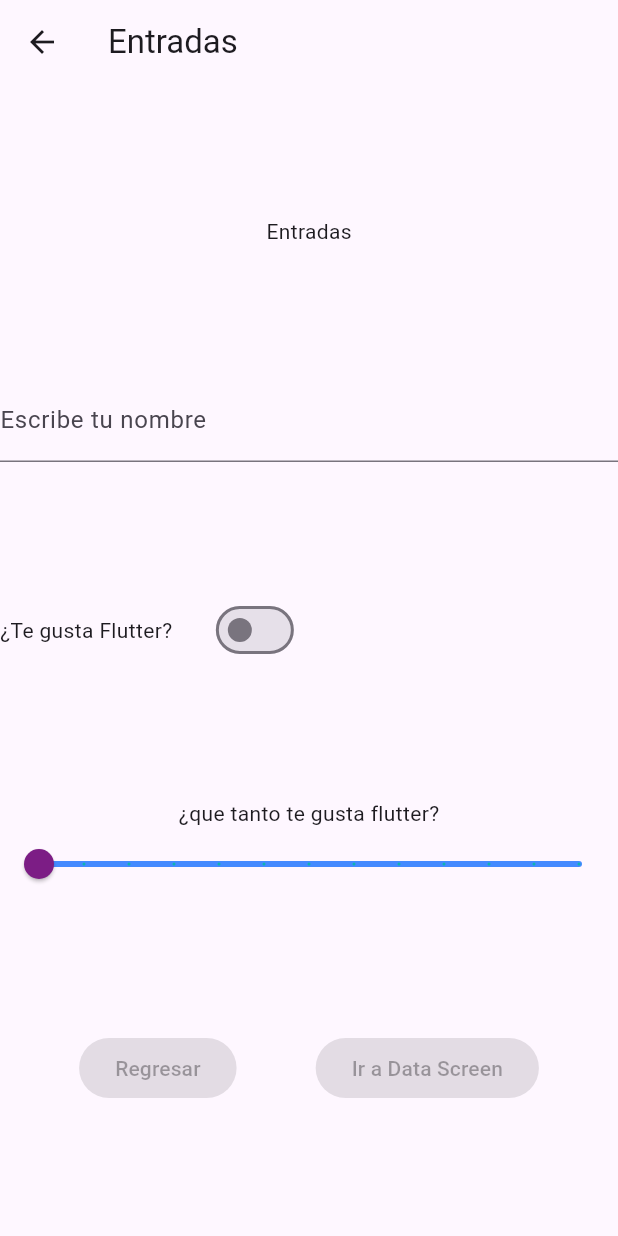
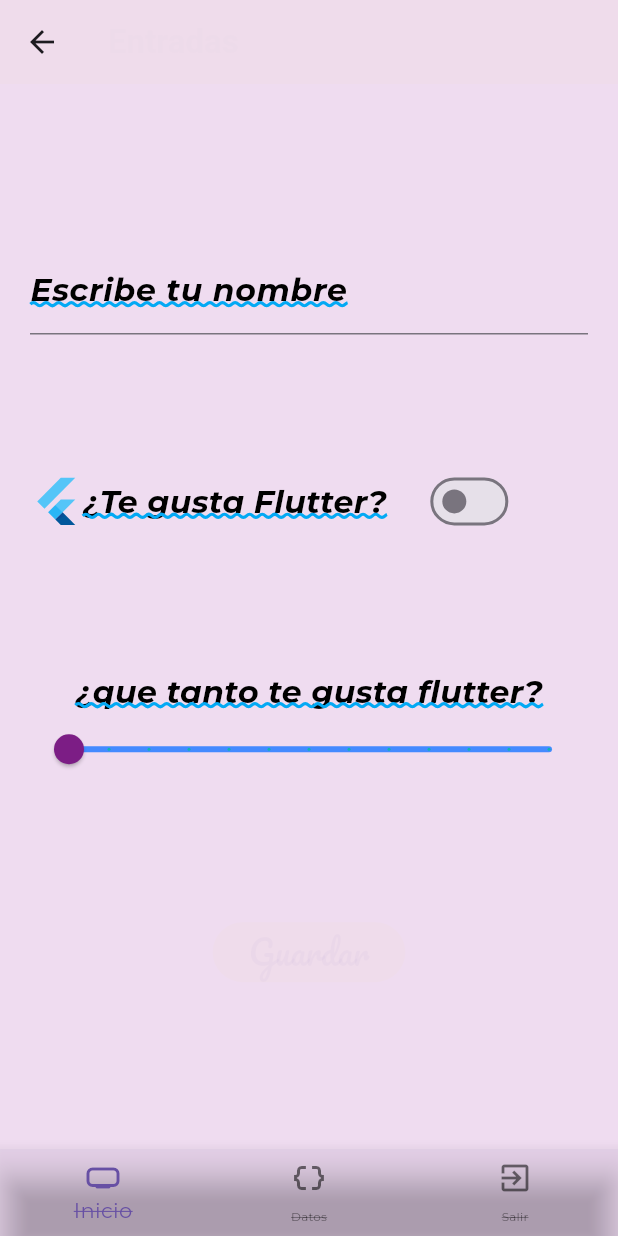
Before and after one commit to ProgramDU/componentes_flutter, a Flutter app: the InputScreen screen opened directly, on a phone screen of 412 x 824 dp. Run offline on Flutter 3.47's test engine with Material 3 defaults, Android fonts, the phone set to English and light mode, and no system bars; our stand-ins replace google_fonts; Roboto replaces fonts that are missing (Akatab).

Commit message:
14 BottomNavigationBar

```diff
--- a/lib/screens/input_screen.dart
+++ b/lib/screens/input_screen.dart
@@ -12,31 +12,41 @@
 class _InputScreenState extends State<InputScreen> {
   bool valueSwitch= false;
   double valueSlider = 0.0;
+  int selectedIndex =0;
   @override
   Widget build(BuildContext context) {
     return  Scaffold(
       appBar: AppBar(title: const Text('Entradas')),
-      body: Column(
-        mainAxisAlignment: MainAxisAlignment.spaceEvenly,
-        children: [
-         Text('Entradas', style: AppTheme.lightTheme.textTheme.headlineLarge,
-         ),
-         entradaTexto(),
-         entradaSwitch(),
-         entradaSlider(),
-          const Row(
+      body: Padding(
+        padding: const EdgeInsets.all(20.0),
+        child: Column(
           mainAxisAlignment: MainAxisAlignment.spaceEvenly,
           children: [
-            ElevatedButton(onPressed: null, child: Text('Regresar',
+
+           entradaTexto(),
+           entradaSwitch(),
+           entradaSlider(),
+            const ElevatedButton(onPressed: null, child: Text('Guardar',
             )
             ),
-            ElevatedButton(onPressed: null, child: Text('Ir a Data Screen',
-            )
-            ),
+
           ],
-         ),
-
-        ],
+        ),
+      ),
+      bottomNavigationBar: BottomNavigationBar(currentIndex: selectedIndex,
+      backgroundColor: AppTheme.accentColor,
+      items: const[
+        BottomNavigationBarItem(icon:Icon(Icons.home_max_rounded),
+        label: "Inicio",
+        backgroundColor: Colors.blue),
+        BottomNavigationBarItem(icon: Icon(Icons.data_object),
+        label: "Datos",
+        backgroundColor: Colors.brown),
+        BottomNavigationBarItem(icon: Icon(Icons.exit_to_app),
+        label: "Salir",
+        backgroundColor: Colors.greenAccent),
+      ],
+      unselectedLabelStyle: AppTheme.lightTheme.textTheme.bodyMedium,
       ),
     );
   }
@@ -54,6 +64,7 @@
   Row entradaSwitch(){
     return Row(
       children: <Widget>[
+        const FlutterLogo(),
         Text('¿Te gusta Flutter?',
         style: AppTheme.lightTheme.textTheme.headlineLarge,),
         const SizedBox(width: 25.0,),
--- a/lib/theme/app_theme.dart
+++ b/lib/theme/app_theme.dart
@@ -5,7 +5,6 @@
   static const mainColor = Color.fromARGB(6, 255, 221, 29);
   static const backColor = Color.fromARGB(7, 183, 179, 185);
   static  const accentColor = Color.fromARGB(6, 37, 11, 131);
-  static const backColor = Color.fromARGB(12, 122, 122, 100)
 
   static final ThemeData lightTheme = ThemeData.light().copyWith(
     scaffoldBackgroundColor: const Color.fromARGB(255, 239, 220, 240),
@@ -51,7 +50,7 @@
 
           ),
 
-          bodySmall: GoogleFonts.montserrat(
+          bodyMedium: GoogleFonts.montserrat(
             color:const Color.fromARGB(255, 24, 22, 22),
             fontSize: 8.0,
             decoration:TextDecoration.lineThrough,
```
Also changed, not shown: lib/screens/home_screen.dart (+7 -0 lines).
